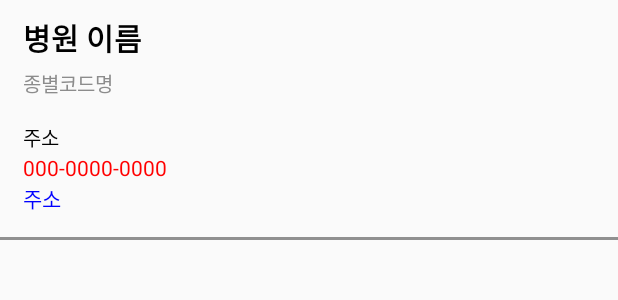
After one commit to jeongminP/HospitalMap, an Android app: the layout recycler_view_item_hosp_info.xml on its own in the app's theme, with its tools: preview values and no code run, on a phone screen of 412 x 824 dp. The commit adds this screen. Shown: the top 300 px of the screen. Run offline under Robolectric (Android 15) with nearby library versions, the phone set to English and light mode, and no system bars; network calls fail.

Commit message:
병원 목록 화면 구현

```diff
--- a/app/src/main/AndroidManifest.xml
+++ b/app/src/main/AndroidManifest.xml
@@ -24,6 +24,8 @@
                 <category android:name="android.intent.category.LAUNCHER" />
             </intent-filter>
         </activity>
+        <activity android:name=".ListActivity">
+        </activity>
         <meta-data android:name="com.kakao.sdk.AppKey" android:value="2cd6ba925187026280a21dcabaf3e34a"/>
     </application>
 
--- a/app/src/main/res/layout/activity_main.xml
+++ b/app/src/main/res/layout/activity_main.xml
@@ -47,6 +47,7 @@
         android:layout_marginHorizontal="10dp"
         android:layout_marginTop="5dp"
         android:layout_marginBottom="10dp"
+        android:stateListAnimator="@null"
         android:background="@drawable/background_basic_radius"
         android:text="병원 목록 보기"
         android:textColor="#0000ff"/>
--- /dev/null
+++ b/app/src/main/res/layout/recycler_view_item_hosp_info.xml
@@ -0,0 +1,57 @@
+<?xml version="1.0" encoding="utf-8"?>
+<LinearLayout
+    xmlns:android="http://schemas.android.com/apk/res/android"
+    android:layout_width="match_parent"
+    android:layout_height="wrap_content"
+    android:orientation="vertical">
+
+    <TextView
+        android:id="@+id/hosp_name_textview"
+        android:layout_width="match_parent"
+        android:layout_height="wrap_content"
+        android:layout_marginHorizontal="15dp"
+        android:layout_marginTop="10dp"
+        android:text="병원 이름"
+        android:textColor="#000000"
+        android:textStyle="bold"
+        android:textSize="20dp" />
+    <TextView
+        android:id="@+id/class_code_name_textview"
+        android:layout_width="match_parent"
+        android:layout_height="wrap_content"
+        android:layout_marginHorizontal="15dp"
+        android:layout_marginTop="5dp"
+        android:text="종별코드명"
+        android:textColor="#8c8c8c"
+        android:textSize="13dp" />
+    <TextView
+        android:id="@+id/address_textview"
+        android:layout_width="match_parent"
+        android:layout_height="wrap_content"
+        android:layout_marginHorizontal="15dp"
+        android:layout_marginTop="15dp"
+        android:text="주소"
+        android:textColor="#000000"
+        android:textSize="13dp" />
+    <TextView
+        android:id="@+id/tel_no_textview"
+        android:layout_width="match_parent"
+        android:layout_height="wrap_content"
+        android:layout_marginHorizontal="15dp"
+        android:text="000-0000-0000"
+        android:textColor="#ff0000" />
+    <TextView
+        android:id="@+id/hosp_url_textview"
+        android:layout_width="match_parent"
+        android:layout_height="wrap_content"
+        android:layout_marginHorizontal="15dp"
+        android:text="주소"
+        android:textColor="#0000ff" />
+
+    <View
+        android:layout_width="match_parent"
+        android:layout_height="2dp"
+        android:layout_marginTop="15dp"
+        android:background="#909090" />
+
+</LinearLayout>
--- a/app/src/main/res/values/themes.xml
+++ b/app/src/main/res/values/themes.xml
@@ -1,6 +1,6 @@
 <resources xmlns:tools="http://schemas.android.com/tools">
     <!-- Base application theme. -->
-    <style name="Theme.HospitalMap" parent="Theme.MaterialComponents.DayNight.DarkActionBar">
+    <style name="Theme.HospitalMap" parent="Theme.AppCompat.Light.DarkActionBar">
         <!-- Primary brand color. -->
         <item name="windowNoTitle">true</item>
         <item name="colorPrimary">@color/purple_500</item>
```
Also changed, not shown: app/src/main/java/com/example/hospitalmap/ListActivity.java (added, +31 -0 lines), app/src/main/java/com/example/hospitalmap/MainActivity.java (+17 -0 lines), app/src/main/java/com/example/hospitalmap/RecyclerViewAdapter.java (added, +107 -0 lines), app/src/main/res/layout/activity_list.xml (added, +12 -0 lines).
